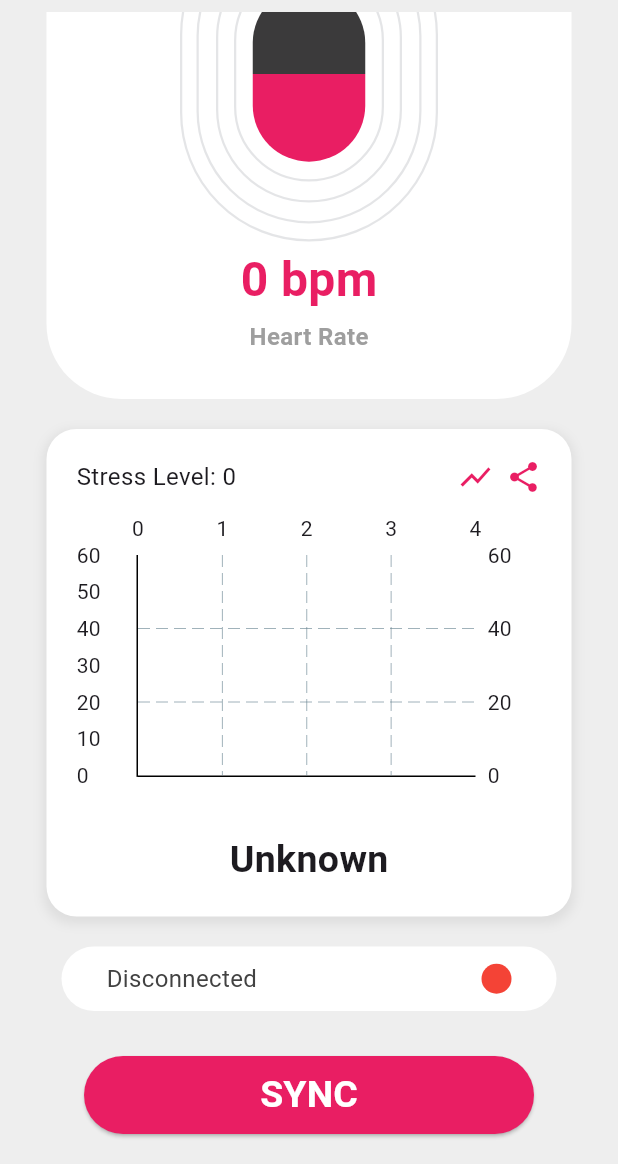
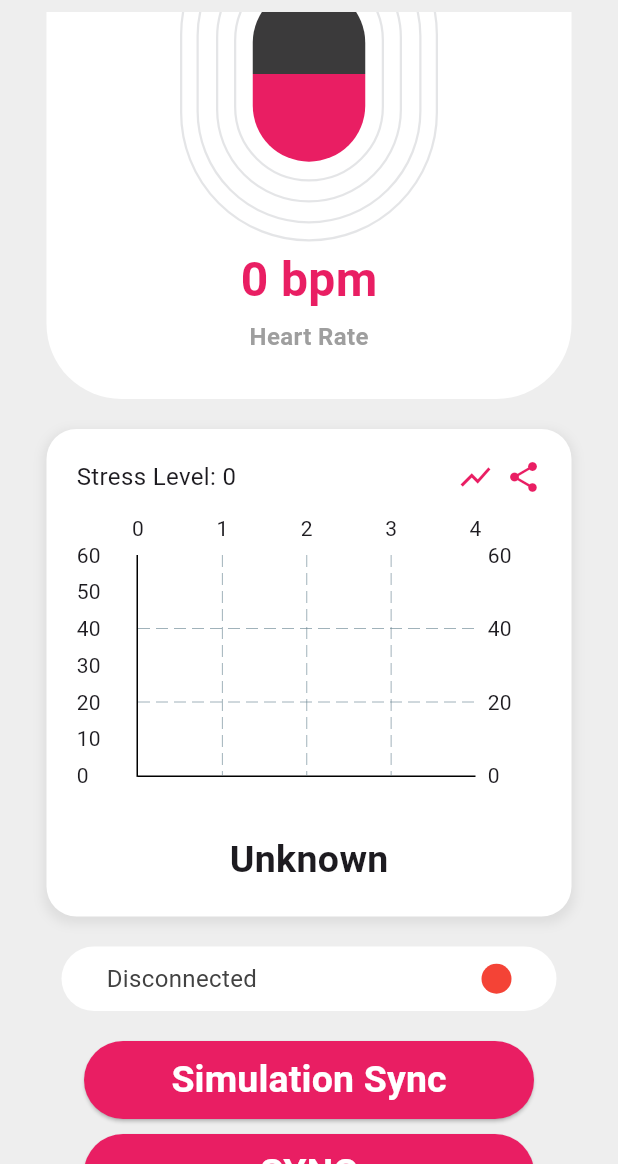
Before and after one commit to Nenosaj/HeartSync, a Flutter app: the screen it shows after launch, scrolled down 91 dp, on a phone screen of 412 x 824 dp, the part 72-1236 px from its top. Run offline on Flutter 3.47's test engine with Material 3 defaults, Android fonts, the phone set to English and light mode, and no system bars; drawn by our look-alikes of fl_chart; our stand-ins replace flutter_blue_plus.

Commit message:
new button simulatedsync for simulated data

```diff
--- a/lib/screens/home.dart
+++ b/lib/screens/home.dart
@@ -5,6 +5,7 @@ import 'package:heartsync/screens/stressleveldisplay.dart';
 import 'package:heartsync/screens/connectiondisplay.dart';
 import 'package:heartsync/screens/sync.dart';
 import 'package:heartsync/screens/heartsynclogo.dart';
+import 'package:heartsync/screens/simulationsync.dart';
 
 
 
@@ -139,15 +140,26 @@ class HomeScreenState extends State<HomeScreen> {
             ConnectionStatus(isConnected: isConnected),
             const SizedBox(height: 20),
 
-            const SizedBox(height: 10),
 
-              Sync(onPressed: () {
+           SimulationSync(onPressed: () {
               // Toggle connection within BluetoothConnection
               setState(() {
                   isAnimating = !isAnimating; // Toggle the animation on button press
                 });
 
               bluetoothConnection.toggleBluetoothConnection();
+
+            }),
+
+            const SizedBox(height: 10),
+
+              Sync(onPressed: () {
+              // Toggle connection within BluetoothConnection
+              setState(() {
+              //    isAnimating = !isAnimating; // Toggle the animation on button press
+                });
+
+            //  bluetoothConnection.toggleBluetoothConnection();
 
             }),
 
--- /dev/null
+++ b/lib/screens/simulationsync.dart
@@ -0,0 +1,28 @@
+import 'package:flutter/material.dart';
+
+class SimulationSync extends StatelessWidget {
+  final Function onPressed;
+
+  const SimulationSync({super.key, required this.onPressed});
+
+  @override
+  Widget build(BuildContext context) {
+    return SizedBox(
+      width: 300  ,
+      child: ElevatedButton(
+        onPressed: () => onPressed(), // Function to handle the button press
+        style: ElevatedButton.styleFrom(
+          backgroundColor: Colors.pink,
+          padding: const EdgeInsets.symmetric(horizontal: 50, vertical: 8),
+          shape: RoundedRectangleBorder(
+            borderRadius: BorderRadius.circular(30),
+          ),
+        ),
+        child: const Text(
+          'Simulation Sync',
+          style: TextStyle(fontSize: 25, fontWeight: FontWeight.bold, color: Colors.white),
+        ),
+      ),
+    );
+  }
+}
```
